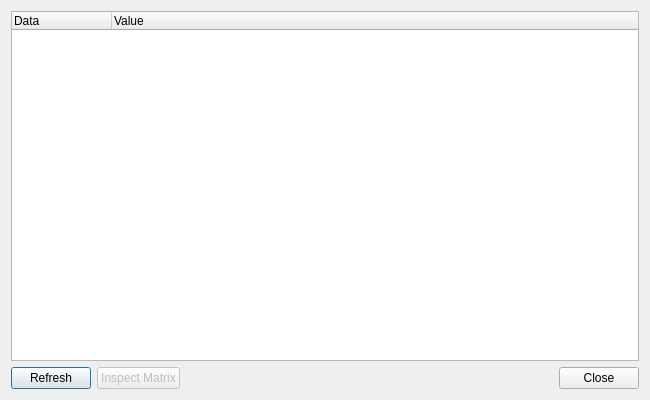
Old version of the form data/qt/device-info.ui in the repository polychromatic/polychromatic.
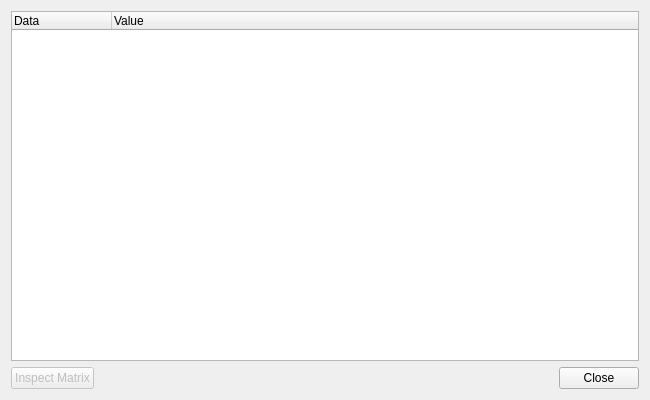
New version of the form. Icons and pictures are not drawn.

Commit message:
controller: Remove 'Refresh' button in Device Info
The button was only 'refreshing' the tree, but doesn't refresh device
data for any updates.

Diff of the .ui file:
```diff
--- a/data/qt/device-info.ui
+++ b/data/qt/device-info.ui
@@ -70,17 +70,6 @@
       <property name="bottomMargin">
        <number>0</number>
       </property>
-      <item>
-       <widget class="QPushButton" name="Refresh">
-        <property name="text">
-         <string>Refresh</string>
-        </property>
-        <property name="icon">
-         <iconset theme="view-refresh">
-          <normaloff>.</normaloff>.</iconset>
-        </property>
-       </widget>
-      </item>
       <item>
        <widget class="QPushButton" name="TestMatrix">
         <property name="enabled">
```
The commit also changes 1 other file.
